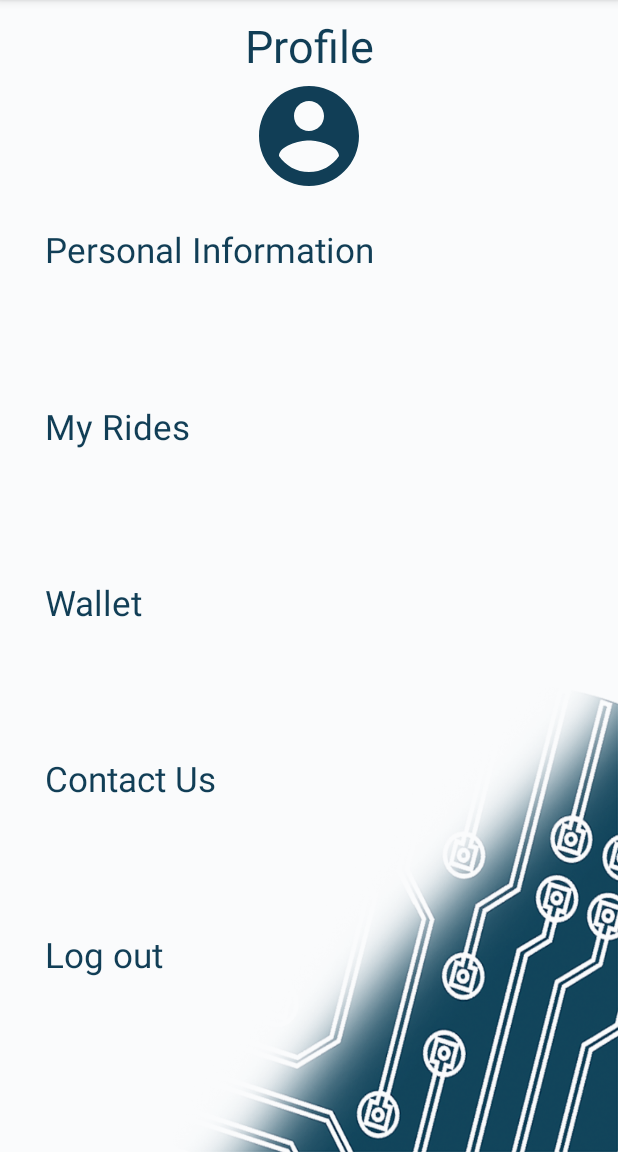
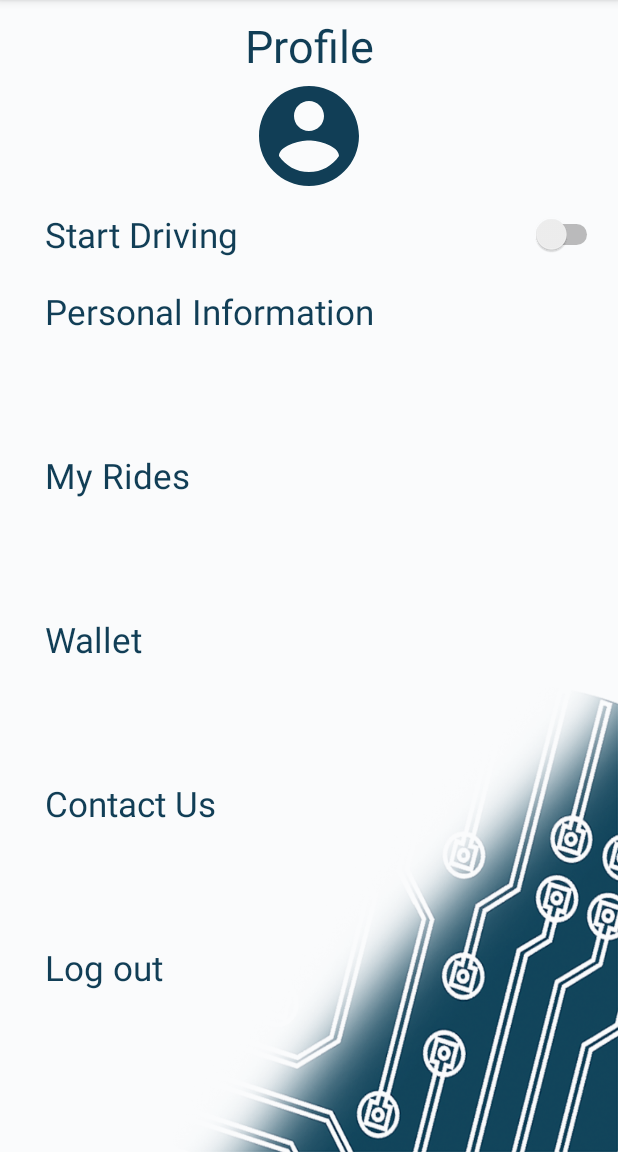
Before and after one commit to MrMoon/PSUTPool, an Android app: the fragment ProfileTabFragment shown on its own in the app's theme, on a phone screen of 412 x 824 dp, the part 84-1236 px from its top. Run offline under Robolectric (Android 15) with nearby library versions, the phone set to English and light mode, and no system bars; our stand-ins replace Firebase (no records; nobody signed in at launch, a user with empty details on screens opened directly).

Commit message:
commit **Fix Bugs in Profile and Auth**

```diff
--- a/app/src/main/java/com/psut/pool/Activities/RegisterActivity.java
+++ b/app/src/main/java/com/psut/pool/Activities/RegisterActivity.java
@@ -144,7 +144,7 @@ public class RegisterActivity extends AppCompatActivity implements Layout {
         name = txtName.getText().toString();
         email = txtEmail.getText().toString();
         uniID = txtID.getText().toString();
-        address = txtName.getText().toString();
+        address = txtAddress.getText().toString();
         preferred = spinnerPreferred.getSelectedItem().toString();
         radioBtnMale.setOnClickListener(v -> gender = "Male");
         radioBtnFemale.setOnClickListener(v -> gender = "Female");
--- a/app/src/main/java/com/psut/pool/Fragments/ProfileTabFragment.java
+++ b/app/src/main/java/com/psut/pool/Fragments/ProfileTabFragment.java
@@ -45,6 +45,12 @@ public class ProfileTabFragment extends Fragment implements Layout {
 
         layoutComponents();
 
+        txtLogOut.setOnClickListener(v -> {
+            DatabaseReference databaseReference = FirebaseDatabase.getInstance().getReference();
+            databaseReference.child(Constants.DATABASE_USERS).child(Constants.DATABASE_USER_STATUS).setValue("Offline");
+            FirebaseAuth.getInstance().signOut();
+        });
+
         return view;
     }
 
@@ -54,23 +60,28 @@ public class ProfileTabFragment extends Fragment implements Layout {
                 DatabaseReference databaseReference = FirebaseDatabase.getInstance().getReference();
                 databaseReference.child(Constants.DATABASE_USERS)
                         .child(uid)
-                        .orderByChild(Constants.DATABASE_PHONE_NUMBER)
-                        .equalTo(Boolean.toString(true))
+                        .child(Constants.DATABASE_IS_DRIVER)
                         .addListenerForSingleValueEvent(new ValueEventListener() {
                             @Override
                             public void onDataChange(@NonNull DataSnapshot dataSnapshot) {
-                                if (dataSnapshot.getValue() != null) {
-                                    switchIsDriving.setVisibility(View.VISIBLE);
-                                    txtStartDriving.setVisibility(View.VISIBLE);
+                                if (dataSnapshot.exists()) {
+                                    String isDriver = dataSnapshot.getValue().toString();
+                                    if (isDriver.equalsIgnoreCase("false")) {
+                                        switchIsDriving.setVisibility(View.GONE);
+                                        txtStartDriving.setVisibility(View.GONE);
+                                    } else {
+                                        Toast.makeText(getContext(), "Welcome Drive :)", Toast.LENGTH_SHORT).show();
+                                        switchIsDriving.setVisibility(View.VISIBLE);
+                                        txtStartDriving.setVisibility(View.VISIBLE);
+                                    }
                                 } else {
-                                    switchIsDriving.setVisibility(View.GONE);
-                                    txtStartDriving.setVisibility(View.GONE);
+                                    Toast.makeText(getContext(), "Empty", Toast.LENGTH_SHORT).show();
                                 }
                             }
 
                             @Override
                             public void onCancelled(@NonNull DatabaseError databaseError) {
-                                System.out.println(databaseError.toString());
+
                             }
                         });
             } catch (Exception e) {
--- a/app/src/main/java/com/psut/pool/Shared/Constants.java
+++ b/app/src/main/java/com/psut/pool/Shared/Constants.java
@@ -24,4 +24,6 @@ public class Constants {
     public static final String DATABASE_USERS = "Users";
     public static final String DATABASE_PHONE_NUMBER = "Phone Number";
     public static final String DATABASE_IS_DRIVER = "Driver";
+    public static final String DATABASE_USER_STATUS = "Status";
+
 }
--- a/app/src/main/res/layout/fragment_profile_tab.xml
+++ b/app/src/main/res/layout/fragment_profile_tab.xml
@@ -35,8 +35,7 @@
             android:layout_marginTop="10dp"
             android:text="@string/start_driving"
             android:textColor="#113E56"
-            android:textSize="23sp"
-            android:visibility="gone" />
+            android:textSize="23sp" />
 
         <Switch
             android:id="@+id/switchStartDrivingProfileFrag"
@@ -46,7 +45,6 @@
             android:layout_alignBottom="@+id/txtStartDrivingProfileFrag"
             android:layout_alignParentEnd="true"
             android:layout_centerInParent="true"
-            android:visibility="gone"
             android:enabled="true" />
 
         <LinearLayout
```
Also changed, not shown: app/src/main/java/com/psut/pool/Activities/VerifyPhoneActivity.java (+7 -4 lines), app/src/main/java/com/psut/pool/Shared/Authentication.java (+6 -5 lines).
